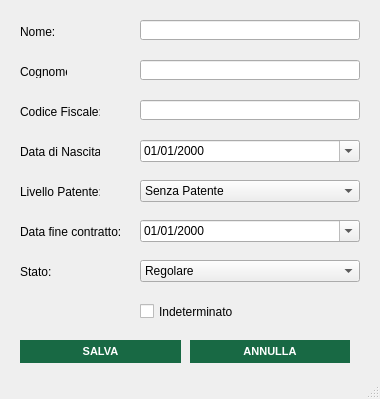
Old version of the form src/main/gui/modifica_operatore.ui in the repository OT-Rax/AnconAmbiente.
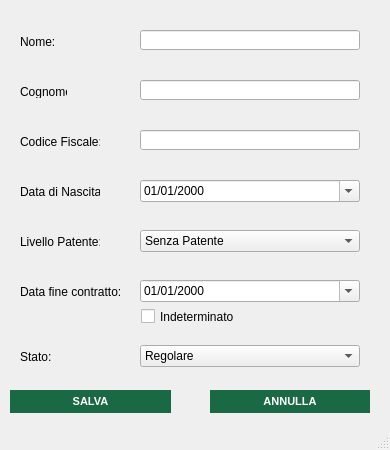
New version of the form. Icons and pictures are not drawn.

Patch:
```diff
--- a/src/main/gui/modifica_operatore.ui
+++ b/src/main/gui/modifica_operatore.ui
@@ -6,10 +6,22 @@
    <rect>
     <x>0</x>
     <y>0</y>
-    <width>380</width>
-    <height>399</height>
+    <width>390</width>
+    <height>450</height>
    </rect>
   </property>
+  <property name="minimumSize">
+   <size>
+    <width>390</width>
+    <height>450</height>
+   </size>
+  </property>
+  <property name="maximumSize">
+   <size>
+    <width>390</width>
+    <height>450</height>
+   </size>
+  </property>
   <property name="windowTitle">
    <string>Modifica Operatore</string>
   </property>
@@ -22,7 +34,7 @@
     <property name="geometry">
      <rect>
       <x>140</x>
-      <y>100</y>
+      <y>130</y>
       <width>220</width>
       <height>20</height>
      </rect>
@@ -32,7 +44,7 @@
     <property name="geometry">
      <rect>
       <x>20</x>
-      <y>25</y>
+      <y>35</y>
       <width>47</width>
       <height>13</height>
      </rect>
@@ -45,7 +57,7 @@
     <property name="geometry">
      <rect>
       <x>20</x>
-      <y>65</y>
+      <y>85</y>
       <width>47</width>
       <height>13</height>
      </rect>
@@ -58,7 +70,7 @@
     <property name="geometry">
      <rect>
       <x>20</x>
-      <y>185</y>
+      <y>235</y>
       <width>80</width>
       <height>13</height>
      </rect>
@@ -70,8 +82,8 @@
    <widget class="QPushButton" name="salva_button">
     <property name="geometry">
      <rect>
-      <x>20</x>
-      <y>340</y>
+      <x>10</x>
+      <y>390</y>
       <width>161</width>
       <height>23</height>
      </rect>
@@ -101,7 +113,7 @@
     <property name="geometry">
      <rect>
       <x>140</x>
-      <y>180</y>
+      <y>230</y>
       <width>220</width>
       <height>22</height>
      </rect>
@@ -140,8 +152,8 @@
    <widget class="QPushButton" name="annulla_button">
     <property name="geometry">
      <rect>
-      <x>190</x>
-      <y>340</y>
+      <x>210</x>
+      <y>390</y>
       <width>160</width>
       <height>23</height>
      </rect>
@@ -171,7 +183,7 @@
     <property name="geometry">
      <rect>
       <x>20</x>
-      <y>225</y>
+      <y>285</y>
       <width>100</width>
       <height>13</height>
      </rect>
@@ -184,7 +196,7 @@
     <property name="geometry">
      <rect>
       <x>140</x>
-      <y>140</y>
+      <y>180</y>
       <width>220</width>
       <height>22</height>
      </rect>
@@ -200,7 +212,7 @@
     <property name="geometry">
      <rect>
       <x>140</x>
-      <y>220</y>
+      <y>280</y>
       <width>220</width>
       <height>22</height>
      </rect>
@@ -216,7 +228,7 @@
     <property name="geometry">
      <rect>
       <x>140</x>
-      <y>20</y>
+      <y>30</y>
       <width>220</width>
       <height>20</height>
      </rect>
@@ -226,7 +238,7 @@
     <property name="geometry">
      <rect>
       <x>20</x>
-      <y>105</y>
+      <y>135</y>
       <width>80</width>
       <height>13</height>
      </rect>
@@ -239,7 +251,7 @@
     <property name="geometry">
      <rect>
       <x>20</x>
-      <y>145</y>
+      <y>185</y>
       <width>80</width>
       <height>13</height>
      </rect>
@@ -252,7 +264,7 @@
     <property name="geometry">
      <rect>
       <x>140</x>
-      <y>60</y>
+      <y>80</y>
       <width>220</width>
       <height>20</height>
      </rect>
@@ -262,7 +274,7 @@
     <property name="geometry">
      <rect>
       <x>140</x>
-      <y>260</y>
+      <y>345</y>
       <width>220</width>
       <height>22</height>
      </rect>
@@ -287,7 +299,7 @@
     <property name="geometry">
      <rect>
       <x>20</x>
-      <y>265</y>
+      <y>350</y>
       <width>47</width>
       <height>13</height>
      </rect>
@@ -299,8 +311,8 @@
    <widget class="QCheckBox" name="indeterminato_checkbox">
     <property name="geometry">
      <rect>
-      <x>140</x>
-      <y>300</y>
+      <x>141</x>
+      <y>305</y>
       <width>221</width>
       <height>23</height>
      </rect>
@@ -309,6 +321,630 @@
      <string>Indeterminato</string>
     </property>
    </widget>
+   <widget class="QLabel" name="nome_error">
+    <property name="geometry">
+     <rect>
+      <x>140</x>
+      <y>10</y>
+      <width>235</width>
+      <height>17</height>
+     </rect>
+    </property>
+    <property name="palette">
+     <palette>
+      <active>
+       <colorrole role="WindowText">
+        <brush brushstyle="SolidPattern">
+         <color alpha="255">
+          <red>255</red>
+          <green>0</green>
+          <blue>0</blue>
+         </color>
+        </brush>
+       </colorrole>
+       <colorrole role="Text">
+        <brush brushstyle="SolidPattern">
+         <color alpha="255">
+          <red>255</red>
+          <green>0</green>
+          <blue>0</blue>
+         </color>
+        </brush>
+       </colorrole>
+       <colorrole role="PlaceholderText">
+        <brush brushstyle="SolidPattern">
+         <color alpha="128">
+          <red>255</red>
+          <green>0</green>
+          <blue>0</blue>
+         </color>
+        </brush>
+       </colorrole>
+      </active>
+      <inactive>
+       <colorrole role="WindowText">
+        <brush brushstyle="SolidPattern">
+         <color alpha="255">
+          <red>255</red>
+          <green>0</green>
+          <blue>0</blue>
+         </color>
+        </brush>
+       </colorrole>
+       <colorrole role="Text">
+        <brush brushstyle="SolidPattern">
+         <color alpha="255">
+          <red>255</red>
+          <green>0</green>
+          <blue>0</blue>
+         </color>
+        </brush>
+       </colorrole>
+       <colorrole role="PlaceholderText">
+        <brush brushstyle="SolidPattern">
+         <color alpha="128">
+          <red>255</red>
+          <green>0</green>
+          <blue>0</blue>
+         </color>
+        </brush>
+       </colorrole>
+      </inactive>
+      <disabled>
+       <colorrole role="WindowText">
+        <brush brushstyle="SolidPattern">
+         <color alpha="255">
+          <red>190</red>
+          <green>190</green>
+          <blue>190</blue>
+         </color>
+        </brush>
+       </colorrole>
+       <colorrole role="Text">
+        <brush brushstyle="SolidPattern">
+         <color alpha="255">
+          <red>190</red>
+          <green>190</green>
+          <blue>190</blue>
+         </color>
+        </brush>
+       </colorrole>
+       <colorrole role="PlaceholderText">
+        <brush brushstyle="SolidPattern">
+         <color alpha="128">
+          <red>0</red>
+          <green>0</green>
+          <blue>0</blue>
+         </color>
+        </brush>
+       </colorrole>
+      </disabled>
+     </palette>
+    </property>
+    <property name="text">
+     <string/>
+    </property>
+   </widget>
+   <widget class="QLabel" name="cognome_error">
+    <property name="geometry">
+     <rect>
+      <x>140</x>
+      <y>60</y>
+      <width>235</width>
+      <height>17</height>
+     </rect>
+    </property>
+    <property name="palette">
+     <palette>
+      <active>
+       <colorrole role="WindowText">
+        <brush brushstyle="SolidPattern">
+         <color alpha="255">
+          <red>255</red>
+          <green>0</green>
+          <blue>0</blue>
+         </color>
+        </brush>
+       </colorrole>
+       <colorrole role="Text">
+        <brush brushstyle="SolidPattern">
+         <color alpha="255">
+          <red>255</red>
+          <green>0</green>
+          <blue>0</blue>
+         </color>
+        </brush>
+       </colorrole>
+       <colorrole role="PlaceholderText">
+        <brush brushstyle="SolidPattern">
+         <color alpha="128">
+          <red>255</red>
+          <green>0</green>
+          <blue>0</blue>
+         </color>
+        </brush>
+       </colorrole>
+      </active>
+      <inactive>
+       <colorrole role="WindowText">
+        <brush brushstyle="SolidPattern">
+         <color alpha="255">
+          <red>255</red>
+          <green>0</green>
+          <blue>0</blue>
+         </color>
+        </brush>
+       </colorrole>
+       <colorrole role="Text">
+        <brush brushstyle="SolidPattern">
+         <color alpha="255">
+          <red>255</red>
+          <green>0</green>
+          <blue>0</blue>
+         </color>
+        </brush>
+       </colorrole>
+       <colorrole role="PlaceholderText">
+        <brush brushstyle="SolidPattern">
+         <color alpha="128">
+          <red>255</red>
+          <green>0</green>
+          <blue>0</blue>
+         </color>
+        </brush>
+       </colorrole>
+      </inactive>
+      <disabled>
+       <colorrole role="WindowText">
+        <brush brushstyle="SolidPattern">
+         <color alpha="255">
+          <red>190</red>
+          <green>190</green>
+          <blue>190</blue>
+         </color>
+        </brush>
+       </colorrole>
+       <colorrole role="Text">
+        <brush brushstyle="SolidPattern">
+         <color alpha="255">
+          <red>190</red>
+          <green>190</green>
+          <blue>190</blue>
+         </color>
+        </brush>
+       </colorrole>
+       <colorrole role="PlaceholderText">
+        <brush brushstyle="SolidPattern">
+         <color alpha="128">
+          <red>0</red>
+          <green>0</green>
+          <blue>0</blue>
+         </color>
+        </brush>
+       </colorrole>
+      </disabled>
+     </palette>
+    </property>
+    <property name="text">
+     <string/>
+    </property>
+   </widget>
+   <widget class="QLabel" name="cf_error">
+    <property name="geometry">
+     <rect>
+      <x>140</x>
+      <y>110</y>
+      <width>235</width>
+      <height>17</height>
+     </rect>
+    </property>
+    <property name="palette">
+     <palette>
+      <active>
+       <colorrole role="WindowText">
+        <brush brushstyle="SolidPattern">
+         <color alpha="255">
+          <red>255</red>
+          <green>0</green>
+          <blue>0</blue>
+         </color>
+        </brush>
+       </colorrole>
+       <colorrole role="Text">
+        <brush brushstyle="SolidPattern">
+         <color alpha="255">
+          <red>255</red>
+          <green>0</green>
+          <blue>0</blue>
+         </color>
+        </brush>
+       </colorrole>
+       <colorrole role="PlaceholderText">
+        <brush brushstyle="SolidPattern">
+         <color alpha="128">
+          <red>255</red>
+          <green>0</green>
+          <blue>0</blue>
+         </color>
+        </brush>
+       </colorrole>
+      </active>
+      <inactive>
+       <colorrole role="WindowText">
+        <brush brushstyle="SolidPattern">
+         <color alpha="255">
+          <red>255</red>
+          <green>0</green>
+          <blue>0</blue>
+         </color>
+        </brush>
+       </colorrole>
+       <colorrole role="Text">
+        <brush brushstyle="SolidPattern">
+         <color alpha="255">
+          <red>255</red>
+          <green>0</green>
+          <blue>0</blue>
+         </color>
+        </brush>
+       </colorrole>
+       <colorrole role="PlaceholderText">
+        <brush brushstyle="SolidPattern">
+         <color alpha="128">
+          <red>255</red>
+          <green>0</green>
+          <blue>0</blue>
+         </color>
+        </brush>
+       </colorrole>
+      </inactive>
+      <disabled>
+       <colorrole role="WindowText">
+        <brush brushstyle="SolidPattern">
+         <color alpha="255">
+          <red>190</red>
+          <green>190</green>
+          <blue>190</blue>
+         </color>
+        </brush>
+       </colorrole>
+       <colorrole role="Text">
+        <brush brushstyle="SolidPattern">
+         <color alpha="255">
+          <red>190</red>
+          <green>190</green>
+          <blue>190</blue>
+         </color>
+        </brush>
+       </colorrole>
+       <colorrole role="PlaceholderText">
+        <brush brushstyle="SolidPattern">
+         <color alpha="128">
+          <red>0</red>
+          <green>0</green>
+          <blue>0</blue>
+         </color>
+        </brush>
+       </colorrole>
+      </disabled>
+     </palette>
+    </property>
+    <property name="text">
+     <string/>
+    </property>
+   </widget>
+   <widget class="QLabel" name="datanascita_error">
+    <property name="geometry">
+     <rect>
+      <x>140</x>
+      <y>160</y>
+      <width>235</width>
+      <height>17</height>
+     </rect>
+    </property>
+    <property name="palette">
+     <palette>
+      <active>
+       <colorrole role="WindowText">
+        <brush brushstyle="SolidPattern">
+         <color alpha="255">
+          <red>255</red>
+          <green>0</green>
+          <blue>0</blue>
+         </color>
+        </brush>
+       </colorrole>
+       <colorrole role="Text">
+        <brush brushstyle="SolidPattern">
+         <color alpha="255">
+          <red>255</red>
+          <green>0</green>
+          <blue>0</blue>
+         </color>
+        </brush>
+       </colorrole>
+       <colorrole role="PlaceholderText">
+        <brush brushstyle="SolidPattern">
+         <color alpha="128">
+          <red>255</red>
+          <green>0</green>
+          <blue>0</blue>
+         </color>
+        </brush>
+       </colorrole>
+      </active>
+      <inactive>
+       <colorrole role="WindowText">
+        <brush brushstyle="SolidPattern">
+         <color alpha="255">
+          <red>255</red>
+          <green>0</green>
+          <blue>0</blue>
+         </color>
+        </brush>
+       </colorrole>
+       <colorrole role="Text">
+        <brush brushstyle="SolidPattern">
+         <color alpha="255">
+          <red>255</red>
+          <green>0</green>
+          <blue>0</blue>
+         </color>
+        </brush>
+       </colorrole>
+       <colorrole role="PlaceholderText">
+        <brush brushstyle="SolidPattern">
+         <color alpha="128">
+          <red>255</red>
+          <green>0</green>
+          <blue>0</blue>
+         </color>
+        </brush>
+       </colorrole>
+      </inactive>
+      <disabled>
+       <colorrole role="WindowText">
+        <brush brushstyle="SolidPattern">
+         <color alpha="255">
+          <red>190</red>
+          <green>190</green>
+          <blue>190</blue>
+         </color>
+        </brush>
+       </colorrole>
+       <colorrole role="Text">
+        <brush brushstyle="SolidPattern">
+         <color alpha="255">
+          <red>190</red>
+          <green>190</green>
+          <blue>190</blue>
+         </color>
+        </brush>
+       </colorrole>
+       <colorrole role="PlaceholderText">
+        <brush brushstyle="SolidPattern">
+         <color alpha="128">
+          <red>0</red>
+          <green>0</green>
+          <blue>0</blue>
+         </color>
+        </brush>
+       </colorrole>
+      </disabled>
+     </palette>
+    </property>
+    <property name="text">
+     <string/>
+    </property>
+   </widget>
+   <widget class="QLabel" name="patente_error">
+    <property name="geometry">
+     <rect>
+      <x>140</x>
+      <y>210</y>
+      <width>235</width>
+      <height>17</height>
+     </rect>
+    </property>
+    <property name="palette">
+     <palette>
+      <active>
+       <colorrole role="WindowText">
+        <brush brushstyle="SolidPattern">
+         <color alpha="255">
+          <red>255</red>
+          <green>0</green>
+          <blue>0</blue>
+         </color>
+        </brush>
+       </colorrole>
+       <colorrole role="Text">
+        <brush brushstyle="SolidPattern">
+         <color alpha="255">
+          <red>255</red>
+          <green>0</green>
+          <blue>0</blue>
+         </color>
+        </brush>
+       </colorrole>
+       <colorrole role="PlaceholderText">
+        <brush brushstyle="SolidPattern">
+         <color alpha="128">
+          <red>255</red>
+          <green>0</green>
+          <blue>0</blue>
+         </color>
+        </brush>
+       </colorrole>
+      </active>
+      <inactive>
+       <colorrole role="WindowText">
+        <brush brushstyle="SolidPattern">
+         <color alpha="255">
+          <red>255</red>
+          <green>0</green>
+          <blue>0</blue>
+         </color>
+        </brush>
+       </colorrole>
+       <colorrole role="Text">
+        <brush brushstyle="SolidPattern">
+         <color alpha="255">
+          <red>255</red>
+          <green>0</green>
+          <blue>0</blue>
+         </color>
+        </brush>
+       </colorrole>
+       <colorrole role="PlaceholderText">
+        <brush brushstyle="SolidPattern">
+         <color alpha="128">
+          <red>255</red>
+          <green>0</green>
+          <blue>0</blue>
+         </color>
+        </brush>
+       </colorrole>
+      </inactive>
+      <disabled>
+       <colorrole role="WindowText">
+        <brush brushstyle="SolidPattern">
+         <color alpha="255">
+          <red>190</red>
+          <green>190</green>
+          <blue>190</blue>
+         </color>
+        </brush>
+       </colorrole>
+       <colorrole role="Text">
+        <brush brushstyle="SolidPattern">
+         <color alpha="255">
+          <red>190</red>
+          <green>190</green>
+          <blue>190</blue>
+         </color>
+        </brush>
+       </colorrole>
+       <colorrole role="PlaceholderText">
+        <brush brushstyle="SolidPattern">
+         <color alpha="128">
+          <red>0</red>
+          <green>0</green>
+          <blue>0</blue>
+         </color>
+        </brush>
+       </colorrole>
+      </disabled>
+     </palette>
+    </property>
+    <property name="text">
+     <string/>
+    </property>
+   </widget>
+   <widget class="QLabel" name="datacontratto_error">
+    <property name="geometry">
+     <rect>
+      <x>140</x>
+      <y>260</y>
+      <width>235</width>
+      <height>17</height>
+     </rect>
+    </property>
+    <property name="palette">
+     <palette>
+      <active>
+       <colorrole role="WindowText">
+        <brush brushstyle="SolidPattern">
+         <color alpha="255">
+          <red>255</red>
+          <green>0</green>
+          <blue>0</blue>
+         </color>
+        </brush>
+       </colorrole>
+       <colorrole role="Text">
+        <brush brushstyle="SolidPattern">
+         <color alpha="255">
+          <red>255</red>
+          <green>0</green>
+          <blue>0</blue>
+         </color>
+        </brush>
+       </colorrole>
+       <colorrole role="PlaceholderText">
+        <brush brushstyle="SolidPattern">
+         <color alpha="128">
+          <red>255</red>
+          <green>0</green>
+          <blue>0</blue>
+         </color>
+        </brush>
+       </colorrole>
+      </active>
+      <inactive>
+       <colorrole role="WindowText">
+        <brush brushstyle="SolidPattern">
+         <color alpha="255">
+          <red>255</red>
+          <green>0</green>
+          <blue>0</blue>
+         </color>
+        </brush>
+       </colorrole>
+       <colorrole role="Text">
+        <brush brushstyle="SolidPattern">
+         <color alpha="255">
+          <red>255</red>
+          <green>0</green>
+          <blue>0</blue>
+         </color>
+        </brush>
+       </colorrole>
+       <colorrole role="PlaceholderText">
+        <brush brushstyle="SolidPattern">
+         <color alpha="128">
+          <red>255</red>
+          <green>0</green>
+          <blue>0</blue>
+         </color>
+        </brush>
+       </colorrole>
+      </inactive>
+      <disabled>
+       <colorrole role="WindowText">
+        <brush brushstyle="SolidPattern">
+         <color alpha="255">
+          <red>190</red>
+          <green>190</green>
+          <blue>190</blue>
+         </color>
+        </brush>
+       </colorrole>
+       <colorrole role="Text">
+        <brush brushstyle="SolidPattern">
+         <color alpha="255">
+          <red>190</red>
+          <green>190</green>
+          <blue>190</blue>
+         </color>
+        </brush>
+       </colorrole>
+       <colorrole role="PlaceholderText">
+        <brush brushstyle="SolidPattern">
+         <color alpha="128">
+          <red>0</red>
+          <green>0</green>
+          <blue>0</blue>
+         </color>
+        </brush>
+       </colorrole>
+      </disabled>
+     </palette>
+    </property>
+    <property name="text">
+     <string/>
+    </property>
+   </widget>
   </widget>
   <widget class="QStatusBar" name="statusbar"/>
  </widget>
```
Left out of the diff: 2 changed lines with no effect on the pictures.
